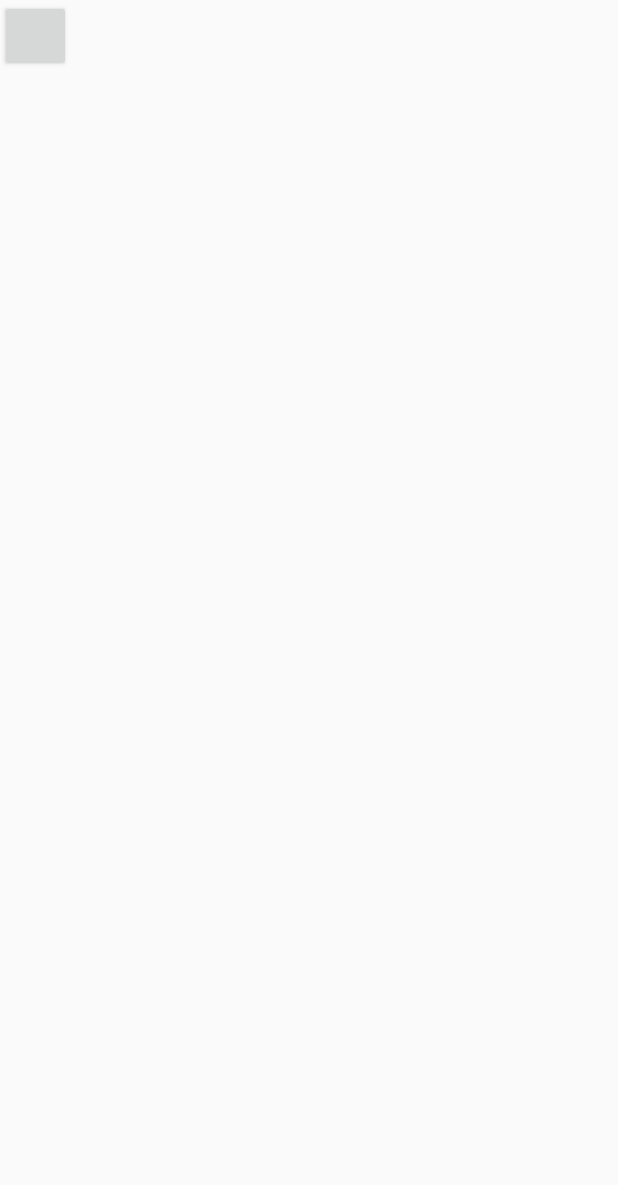
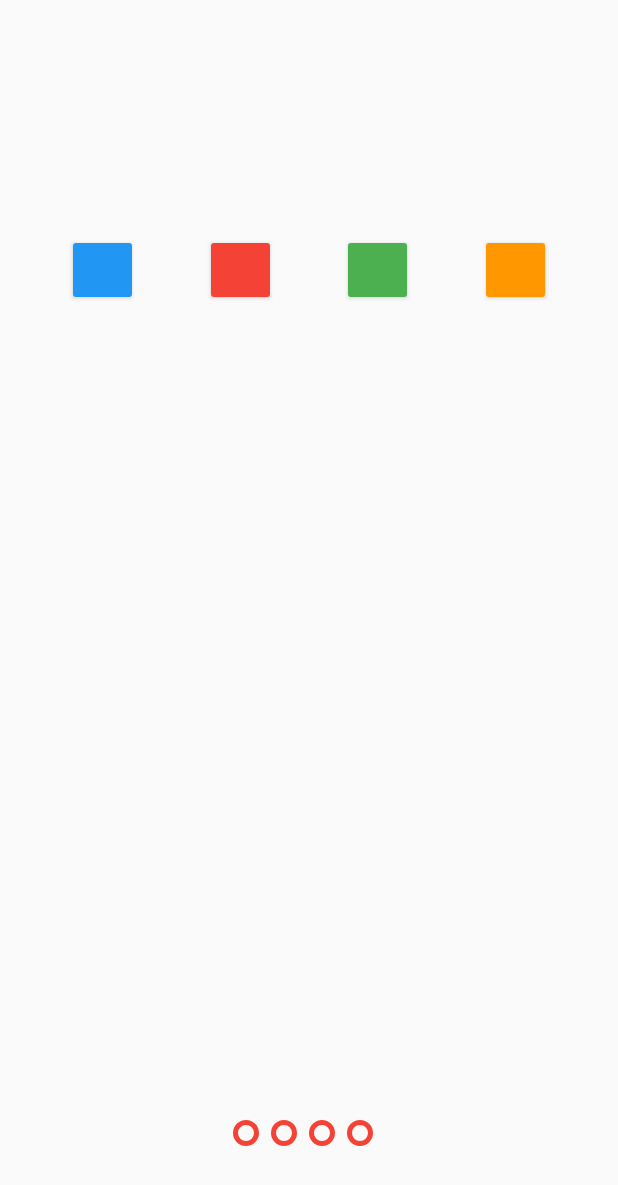
Before and after one commit to SimpleSol/ksp, an Android app: the layout activity_main.xml on its own in the app's theme, with its tools: preview values and no code run, on a phone screen of 412 x 824 dp. Shown: the top 1185 px of the screen. Run offline under Robolectric (Android 15) with nearby library versions, the phone set to English and light mode, and no system bars.

Commit message:
make base UI

```diff
--- /dev/null
+++ b/app/src/main/res/drawable/circle.xml
@@ -0,0 +1,8 @@
+<?xml version="1.0" encoding="utf-8"?>
+<shape
+    xmlns:android="http://schemas.android.com/apk/res/android"
+    android:shape="oval"
+    >
+    <size android:height="@dimen/circle_indicator_size" android:width="@dimen/circle_indicator_size"/>
+    <stroke android:color="@color/red" android:width="3dp"/>
+</shape>
--- /dev/null
+++ b/app/src/main/res/drawable/circle_indicator.xml
@@ -0,0 +1,7 @@
+<?xml version="1.0" encoding="utf-8"?>
+<selector xmlns:android="http://schemas.android.com/apk/res/android">
+
+    <item android:state_activated="true" android:drawable="@drawable/filled_circle"/>
+    <item android:drawable="@drawable/circle" />
+
+</selector>
--- /dev/null
+++ b/app/src/main/res/drawable/filled_circle.xml
@@ -0,0 +1,8 @@
+<?xml version="1.0" encoding="utf-8"?>
+<shape
+    xmlns:android="http://schemas.android.com/apk/res/android"
+    android:shape="oval"
+    >
+    <size android:height="@dimen/circle_indicator_size" android:width="@dimen/circle_indicator_size"/>
+    <solid android:color="@color/red"/>
+</shape>
--- a/app/src/main/res/layout/activity_main.xml
+++ b/app/src/main/res/layout/activity_main.xml
@@ -9,8 +9,90 @@
     >
 
     <Button
-        android:layout_width="47dp"
+        android:id="@+id/btnGreen"
+        android:layout_width="@dimen/button_width"
         android:layout_height="wrap_content"
+        android:backgroundTint="@color/green"
+        app:layout_constraintEnd_toStartOf="@+id/btnOrange"
+        app:layout_constraintHorizontal_bias="0.5"
+        app:layout_constraintStart_toEndOf="@+id/btnRed"
+        app:layout_constraintTop_toTopOf="@+id/btnRed"
         />
 
+    <Button
+        android:id="@+id/btnBlue"
+        android:layout_width="@dimen/button_width"
+        android:layout_height="wrap_content"
+        android:layout_marginTop="156dp"
+        android:backgroundTint="@color/blue"
+        app:layout_constraintEnd_toStartOf="@+id/btnRed"
+        app:layout_constraintHorizontal_bias="0.5"
+        app:layout_constraintStart_toStartOf="parent"
+        app:layout_constraintTop_toTopOf="parent"
+        />
+
+    <Button
+        android:id="@+id/btnRed"
+        android:layout_width="@dimen/button_width"
+        android:layout_height="wrap_content"
+        android:backgroundTint="@color/red"
+        app:layout_constraintEnd_toStartOf="@+id/btnGreen"
+        app:layout_constraintHorizontal_bias="0.5"
+        app:layout_constraintStart_toEndOf="@+id/btnBlue"
+        app:layout_constraintTop_toTopOf="@+id/btnBlue"
+        />
+
+    <Button
+        android:id="@+id/btnOrange"
+        android:layout_width="@dimen/button_width"
+        android:layout_height="wrap_content"
+        android:backgroundTint="@color/orange"
+        app:layout_constraintEnd_toEndOf="parent"
+        app:layout_constraintHorizontal_bias="0.5"
+        app:layout_constraintStart_toEndOf="@+id/btnGreen"
+        app:layout_constraintTop_toTopOf="@+id/btnGreen"
+        />
+
+    <LinearLayout
+        android:id="@+id/circleIndicators"
+        android:layout_width="wrap_content"
+        android:layout_height="wrap_content"
+        android:layout_marginBottom="60dp"
+        android:orientation="horizontal"
+        app:layout_constraintBottom_toBottomOf="parent"
+        app:layout_constraintEnd_toEndOf="parent"
+        app:layout_constraintStart_toStartOf="parent"
+        >
+
+        <View
+            android:layout_width="@dimen/circle_indicator_size"
+            android:layout_height="@dimen/circle_indicator_size"
+            android:layout_marginEnd="8dp"
+            android:background="@drawable/circle_indicator"
+            />
+
+        <View
+            android:layout_width="@dimen/circle_indicator_size"
+            android:layout_height="@dimen/circle_indicator_size"
+            android:layout_marginEnd="8dp"
+            android:background="@drawable/circle_indicator"
+            />
+
+        <View
+            android:layout_width="@dimen/circle_indicator_size"
+            android:layout_height="@dimen/circle_indicator_size"
+            android:layout_marginEnd="8dp"
+            android:background="@drawable/circle_indicator"
+            />
+
+        <View
+            android:layout_width="@dimen/circle_indicator_size"
+            android:layout_height="@dimen/circle_indicator_size"
+            android:layout_marginEnd="8dp"
+            android:background="@drawable/circle_indicator"
+            />
+
+
+    </LinearLayout>
+
 </android.support.constraint.ConstraintLayout>
--- a/app/src/main/res/values/colors.xml
+++ b/app/src/main/res/values/colors.xml
@@ -3,4 +3,9 @@
     <color name="colorPrimary">#3F51B5</color>
     <color name="colorPrimaryDark">#303F9F</color>
     <color name="colorAccent">#FF4081</color>
+
+    <color name="green">#4CAF50</color>
+    <color name="red">#F44336</color>
+    <color name="blue">#2196F3</color>
+    <color name="orange">#FF9800</color>
 </resources>
--- /dev/null
+++ b/app/src/main/res/values/dimens.xml
@@ -0,0 +1,5 @@
+<?xml version="1.0" encoding="utf-8"?>
+<resources>
+    <dimen name="button_width">47dp</dimen>
+    <dimen name="circle_indicator_size">17dp</dimen>
+</resources>
--- a/app/src/main/res/values/styles.xml
+++ b/app/src/main/res/values/styles.xml
@@ -1,7 +1,7 @@
 <resources>
 
     <!-- Base application theme. -->
-    <style name="AppTheme" parent="Theme.AppCompat.Light.DarkActionBar">
+    <style name="AppTheme" parent="Theme.AppCompat.Light.NoActionBar">
         <!-- Customize your theme here. -->
         <item name="colorPrimary">@color/colorPrimary</item>
         <item name="colorPrimaryDark">@color/colorPrimaryDark</item>
```
